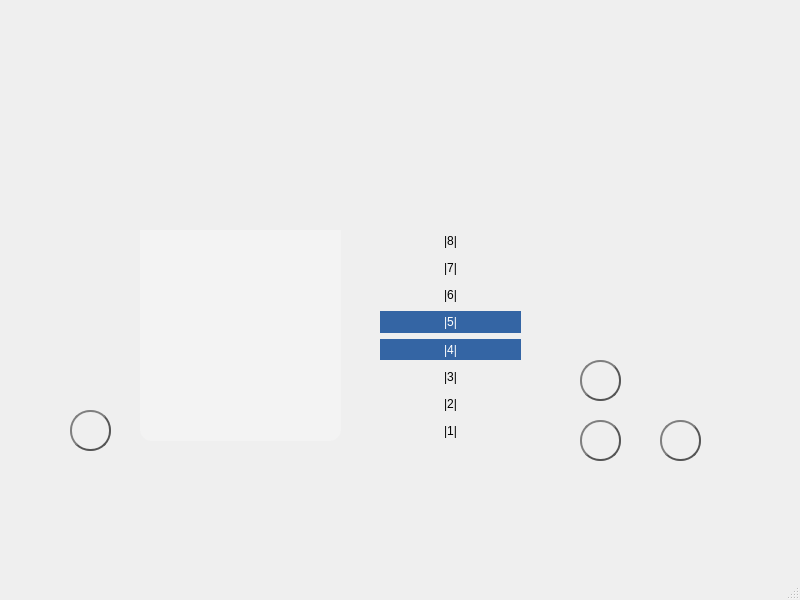
First picture: the form in src/mainwindow.ui, repository alejita11011/CES-Simulator, before the edit.
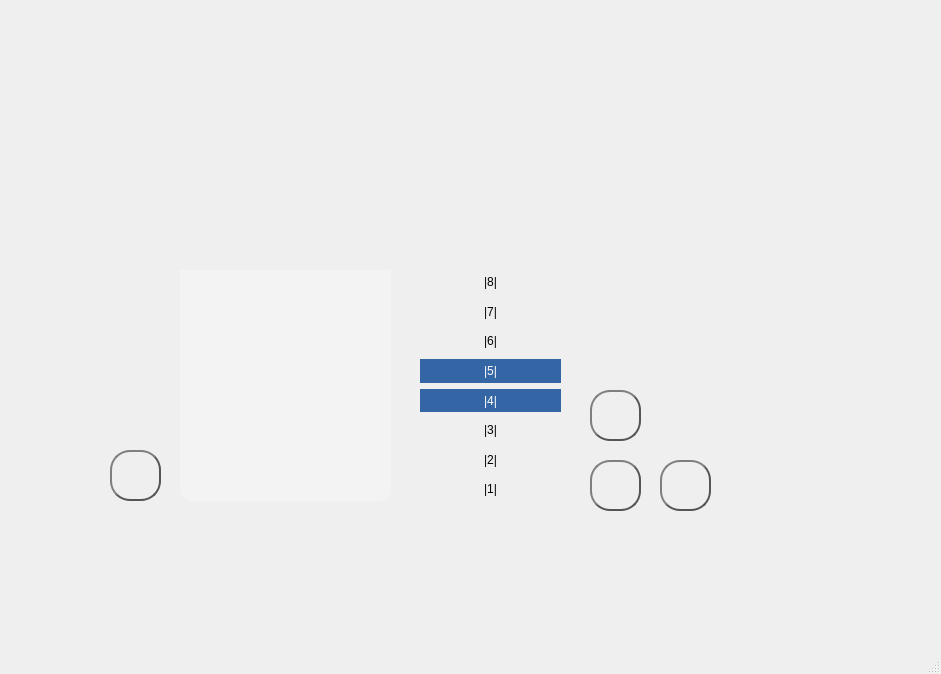
Second picture: the form after the edit. Icons and pictures are not drawn.

```diff
--- a/src/mainwindow.ui
+++ b/src/mainwindow.ui
@@ -6,8 +6,8 @@
    <rect>
     <x>0</x>
     <y>0</y>
-    <width>800</width>
-    <height>600</height>
+    <width>941</width>
+    <height>674</height>
    </rect>
   </property>
   <property name="windowTitle">
@@ -21,9 +21,9 @@
     <property name="geometry">
      <rect>
       <x>660</x>
-      <y>420</y>
-      <width>41</width>
-      <height>41</height>
+      <y>460</y>
+      <width>51</width>
+      <height>51</height>
      </rect>
     </property>
     <property name="styleSheet">
@@ -53,10 +53,10 @@
    <widget class="QPushButton" name="IntensityDown">
     <property name="geometry">
      <rect>
-      <x>580</x>
-      <y>420</y>
-      <width>41</width>
-      <height>41</height>
+      <x>590</x>
+      <y>460</y>
+      <width>51</width>
+      <height>51</height>
      </rect>
     </property>
     <property name="styleSheet">
@@ -86,10 +86,10 @@
    <widget class="QPushButton" name="IntesityUp">
     <property name="geometry">
      <rect>
-      <x>580</x>
-      <y>360</y>
-      <width>41</width>
-      <height>41</height>
+      <x>590</x>
+      <y>390</y>
+      <width>51</width>
+      <height>51</height>
      </rect>
     </property>
     <property name="styleSheet">
@@ -119,10 +119,10 @@
    <widget class="QPushButton" name="SelectButton">
     <property name="geometry">
      <rect>
-      <x>70</x>
-      <y>410</y>
-      <width>41</width>
-      <height>41</height>
+      <x>110</x>
+      <y>450</y>
+      <width>51</width>
+      <height>51</height>
      </rect>
     </property>
     <property name="styleSheet">
@@ -152,10 +152,10 @@
    <widget class="QListWidget" name="listWidget">
     <property name="geometry">
      <rect>
-      <x>140</x>
-      <y>230</y>
-      <width>201</width>
-      <height>211</height>
+      <x>180</x>
+      <y>270</y>
+      <width>211</width>
+      <height>231</height>
      </rect>
     </property>
     <property name="font">
@@ -180,10 +180,10 @@
    <widget class="QWidget" name="verticalLayoutWidget">
     <property name="geometry">
      <rect>
-      <x>380</x>
-      <y>230</y>
+      <x>420</x>
+      <y>270</y>
       <width>141</width>
-      <height>211</height>
+      <height>231</height>
      </rect>
     </property>
     <layout class="QVBoxLayout" name="verticalLayout">
@@ -265,8 +265,8 @@
    <widget class="QWidget" name="horizontalLayoutWidget">
     <property name="geometry">
      <rect>
-      <x>140</x>
-      <y>150</y>
+      <x>180</x>
+      <y>140</y>
       <width>201</width>
       <height>41</height>
      </rect>
@@ -311,8 +311,8 @@
    <widget class="QWidget" name="horizontalLayoutWidget_2">
     <property name="geometry">
      <rect>
-      <x>170</x>
-      <y>110</y>
+      <x>210</x>
+      <y>100</y>
       <width>141</width>
       <height>41</height>
      </rect>
@@ -344,8 +344,8 @@
    <widget class="QWidget" name="horizontalLayoutWidget_3">
     <property name="geometry">
      <rect>
-      <x>380</x>
-      <y>110</y>
+      <x>420</x>
+      <y>100</y>
       <width>141</width>
       <height>41</height>
      </rect>
@@ -386,8 +386,8 @@
    <widget class="QWidget" name="horizontalLayoutWidget_4">
     <property name="geometry">
      <rect>
-      <x>380</x>
-      <y>150</y>
+      <x>420</x>
+      <y>140</y>
       <width>141</width>
       <height>41</height>
      </rect>
```
Left out of the diff: 4 changed lines with no effect on the pictures.
